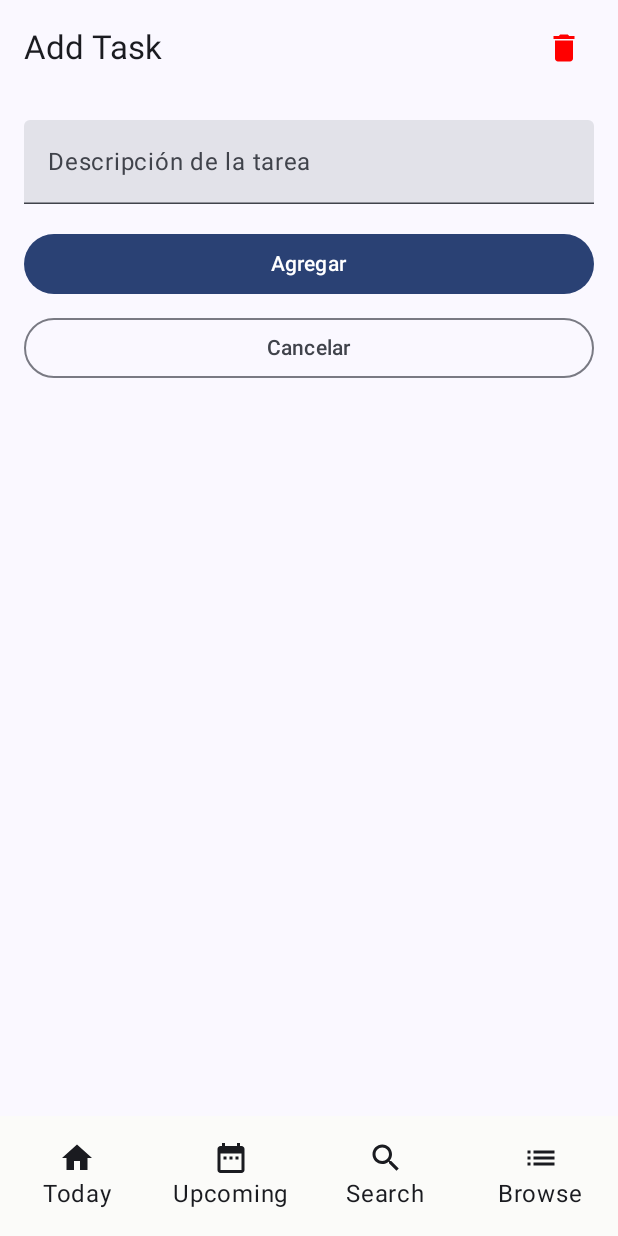
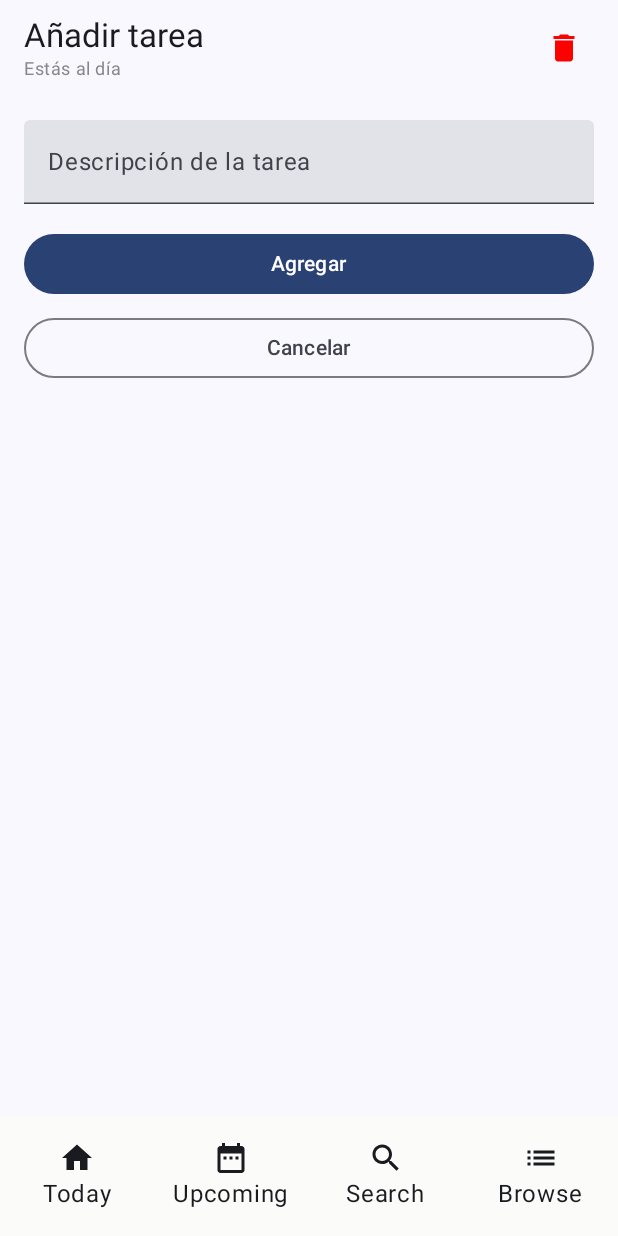
Before and after one commit to elebeen/labo8_moviles, an Android app built with Jetpack Compose: the screen it shows after launch (MainActivity), after a tap on "Agregar tarea", on a phone screen of 412 x 824 dp. Run offline under Robolectric (Android 15) with nearby library versions, the phone set to English and light mode, and no system bars; our stand-ins replace Room's generated code.

Commit message:
Adding a task counter on the top bar

```diff
--- a/app/src/main/java/com/example/labo8/AddTaskScreen.kt
+++ b/app/src/main/java/com/example/labo8/AddTaskScreen.kt
@@ -1,6 +1,5 @@
 package com.example.labo8
 
-import androidx.compose.foundation.background
 import androidx.compose.foundation.layout.Column
 import androidx.compose.foundation.layout.Spacer
 import androidx.compose.foundation.layout.fillMaxSize
@@ -8,7 +7,7 @@ import androidx.compose.foundation.layout.fillMaxWidth
 import androidx.compose.foundation.layout.height
 import androidx.compose.foundation.layout.padding
 import androidx.compose.material3.Button
-import androidx.compose.material3.ExperimentalMaterial3Api
+import androidx.compose.material3.MaterialTheme
 import androidx.compose.material3.OutlinedButton
 import androidx.compose.material3.Scaffold
 import androidx.compose.material3.Text
@@ -18,23 +17,36 @@ import androidx.compose.ui.Modifier
 import androidx.compose.ui.graphics.Color
 import androidx.compose.ui.unit.dp
 
-@OptIn(ExperimentalMaterial3Api::class)
 @Composable
 fun AddTaskScreen(
     taskDescription: String,
     onDescriptionChange: (String) -> Unit,
     onAddTask: () -> Unit,
     onDeleteAll: () -> Unit,
-    onBack: () -> Unit
+    onBack: () -> Unit,
+    uncompletedTasksCount: Int = 0
 ) {
     Scaffold(
         topBar = {
             TopBar(
-                title = "Add Task",
-                modifier = Modifier
-                    .fillMaxWidth()
-                    .background(Color(0xFFFBFBF9)),
-                onDeleteAll = onDeleteAll
+                modifier = Modifier.fillMaxWidth(),
+                onDeleteAll = onDeleteAll,
+                titleContent = {
+                    Column {
+                        Text(
+                            text = "Añadir tarea",
+                            style = MaterialTheme.typography.titleLarge
+                        )
+                        Text(
+                            text = if (uncompletedTasksCount == 0)
+                                "Estás al día"
+                            else
+                                "Tareas pendientes: $uncompletedTasksCount",
+                            style = MaterialTheme.typography.bodySmall,
+                            color = Color.Gray
+                        )
+                    }
+                }
             )
         },
         bottomBar = { BottomBar() },
--- a/app/src/main/java/com/example/labo8/TaskListScreen.kt
+++ b/app/src/main/java/com/example/labo8/TaskListScreen.kt
@@ -1,6 +1,5 @@
 package com.example.labo8
 
-import androidx.compose.foundation.background
 import androidx.compose.foundation.layout.Arrangement
 import androidx.compose.foundation.layout.Column
 import androidx.compose.foundation.layout.Row
@@ -37,16 +36,30 @@ fun TaskListScreen(
     onDeleteAll: () -> Unit,
     onFabClick: () -> Unit,
     onEdit: (Task) -> Unit,
-    deleteTask: (Int) -> Unit
+    deleteTask: (Int) -> Unit,
+    uncompletedTasksCount: Int = 0
 ) {
     Scaffold(
         topBar = {
             TopBar(
-                title = "Today",
-                modifier = Modifier
-                    .fillMaxWidth()
-                    .background(Color(0xFFFBFBF9)),
-                onDeleteAll = onDeleteAll
+                modifier = Modifier.fillMaxWidth(),
+                onDeleteAll = onDeleteAll,
+                titleContent = {
+                    Column {
+                        Text(
+                            text = "Today",
+                            style = MaterialTheme.typography.titleLarge
+                        )
+                        Text(
+                            text = if (uncompletedTasksCount == 0)
+                                "Estás al día"
+                            else
+                                "Tareas pendientes: $uncompletedTasksCount",
+                            style = MaterialTheme.typography.bodySmall,
+                            color = Color.Gray
+                        )
+                    }
+                }
             )
         },
         bottomBar = { BottomBar() },
--- a/app/src/main/java/com/example/labo8/TaskScreen.kt
+++ b/app/src/main/java/com/example/labo8/TaskScreen.kt
@@ -1,5 +1,7 @@
 package com.example.labo8
 
+import androidx.compose.foundation.background
+import androidx.compose.foundation.layout.fillMaxWidth
 import androidx.compose.foundation.layout.padding
 import androidx.compose.material.icons.Icons
 import androidx.compose.material.icons.filled.Delete
@@ -49,7 +51,8 @@ fun TaskScreen(viewModel: TaskViewModel) {
                 coroutineScope.launch {
                     viewModel.deleteTask(id)
                 }
-            }
+            },
+            uncompletedTasksCount = tasks.count { !it.isCompleted }
         )
         "add" -> AddTaskScreen(
             taskDescription = newTaskDescription,
@@ -62,7 +65,8 @@ fun TaskScreen(viewModel: TaskViewModel) {
                     currentScreen = "list"
                 }
             },
-            onBack = { currentScreen = "list" }
+            onBack = { currentScreen = "list" },
+            uncompletedTasksCount = tasks.count { !it.isCompleted }
         )
         "edit" -> taskBeingEdited?.let { task ->
             EditTaskScreen(
@@ -77,9 +81,33 @@ fun TaskScreen(viewModel: TaskViewModel) {
                     }
                 },
                 onBack = { currentScreen = "list" },
+                uncompletedTasksCount = tasks.count { !it.isCompleted }
             )
         }
     }
+}
+
+@OptIn(ExperimentalMaterial3Api::class)
+@Composable
+fun TopBar(
+    modifier: Modifier = Modifier,
+    titleContent: @Composable () -> Unit,
+    onDeleteAll: () -> Unit,
+) {
+    TopAppBar(
+        title = titleContent,
+        actions = {
+            IconButton(onClick = onDeleteAll) {
+                Icon(
+                    modifier = Modifier.padding(end = 16.dp),
+                    imageVector = Icons.Default.Delete,
+                    contentDescription = "Eliminar todas las tareas",
+                    tint = Color.Red
+                )
+            }
+        },
+        modifier = modifier
+    )
 }
 
 @Preview(showBackground = true)
@@ -95,61 +123,3 @@ fun TaskScreenPreview() {
 
     TaskScreen(viewModel = viewModel)
 }
-
-class FakeTaskViewModel : TaskViewModel(
-    dao = object : TaskDao {
-        private var tasks = mutableListOf<Task>(
-            Task(id = 1, description = "Escribir poesía", isCompleted = false),
-            Task(id = 2, description = "Leer libros antiguos", isCompleted = true)
-        )
-
-        override suspend fun getAllTasks(): List<Task> = tasks
-
-        override suspend fun insertTask(task: Task) {
-            tasks.add(task.copy(id = tasks.size + 1))
-        }
-
-        override suspend fun updateTask(task: Task) {
-            tasks = tasks.map { if (it.id == task.id) task else it }.toMutableList()
-        }
-
-        override suspend fun deleteAllTasks() {
-            tasks.clear()
-        }
-
-        override suspend fun deleteTask(id: Int) {
-            tasks = tasks.filter { it.id != id }.toMutableList()
-        }
-
-        override suspend fun updateTask(
-            id: Int,
-            description: String,
-            isCompleted: Boolean
-        ) {
-            tasks = tasks.map { if (it.id == id) it.copy(description = description, isCompleted = isCompleted) else it }.toMutableList()
-        }
-    }
-)
-
-@OptIn(ExperimentalMaterial3Api::class)
-@Composable
-fun TopBar(
-    modifier: Modifier = Modifier,
-    title: String,
-    onDeleteAll: () -> Unit
-) {
-    TopAppBar(
-        title = { Text(title) },
-        actions = {
-            IconButton(onClick = onDeleteAll) {
-                Icon(
-                    modifier = Modifier.padding(end = 16.dp),
-                    imageVector = Icons.Default.Delete,
-                    contentDescription = "Eliminar todas las tareas",
-                    tint = Color.Red
-                )
-            }
-        },
-        modifier = modifier
-    )
-}
```
Also changed, not shown: app/src/main/java/com/example/labo8/EditTaskScreen.kt (+32 -2 lines), app/src/main/java/com/example/labo8/FakeViewModel.kt (added, +36 -0 lines), app/src/main/java/com/example/labo8/MainActivity.kt (line endings or trailing spaces).
